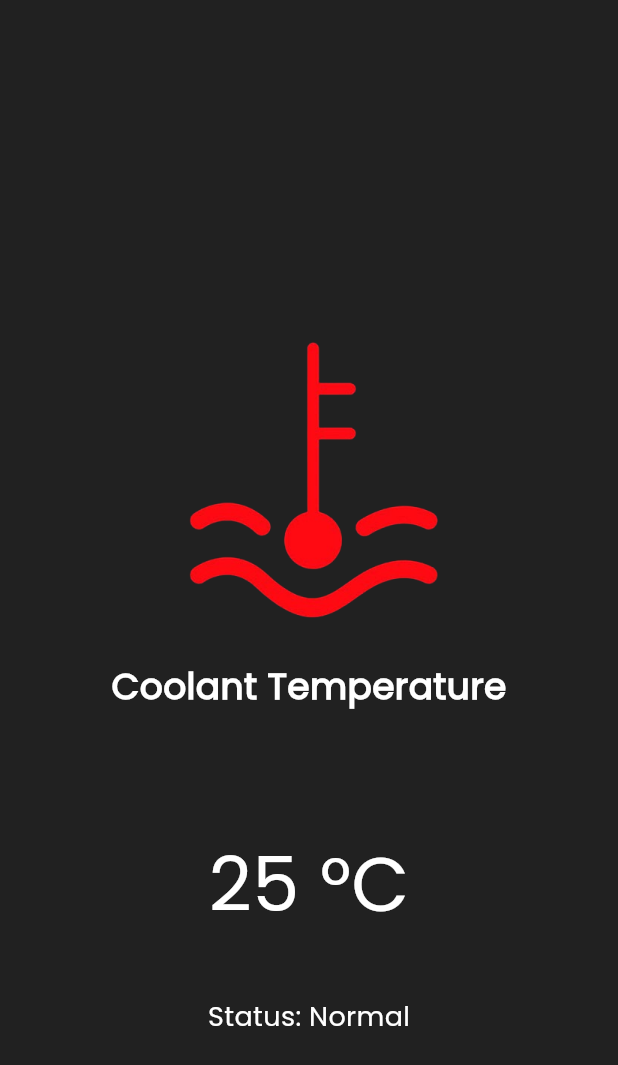
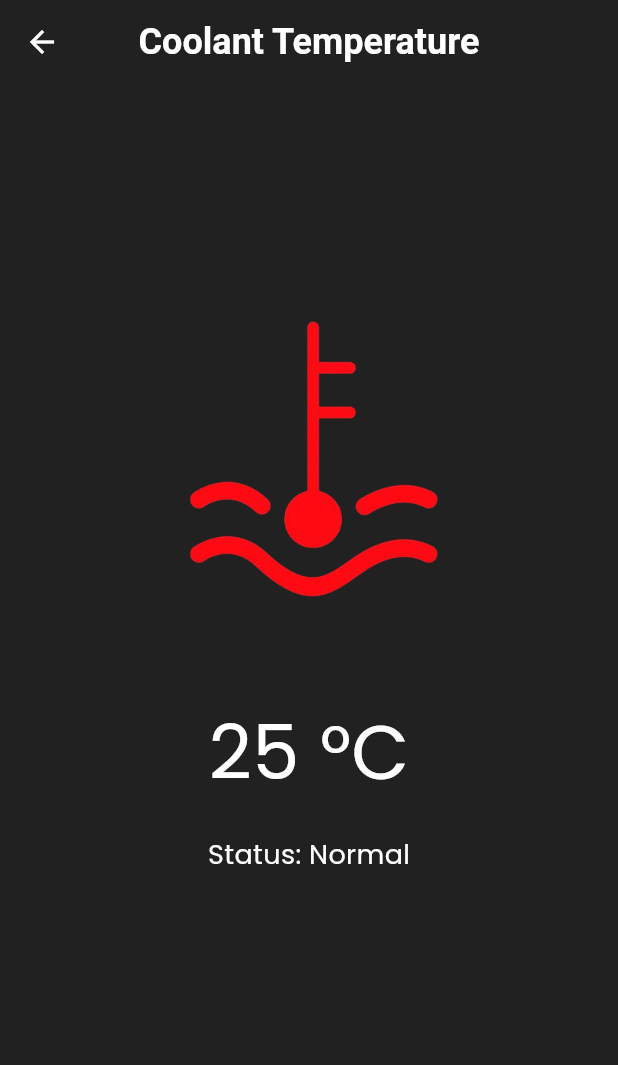
Before and after one commit to AshenDulsanka/IoT-PMS, a Flutter app: the Temp screen opened directly, on a phone screen of 412 x 824 dp. Shown: the top 1065 px of the screen. Run offline on Flutter 3.47's test engine with Material 3 defaults, Android fonts, the phone set to English and light mode, and no system bars.

Commit message:
modified temp page with appbar

```diff
--- a/mobileapp/lib/pages/current.dart
+++ b/mobileapp/lib/pages/current.dart
@@ -52,7 +52,7 @@ class Current extends StatelessWidget {
                     fontFamily: "Poppins",
                   ),
                 ),
-                SizedBox(height: 40),
+                SizedBox(height: 20),
                 Text(
                   "Status: Normal",
                   style: TextStyle(
--- a/mobileapp/lib/pages/fuel.dart
+++ b/mobileapp/lib/pages/fuel.dart
@@ -32,7 +32,7 @@ class Fuel extends StatelessWidget {
       body: SafeArea(
         child: Center(
           child: Container(
-            padding: EdgeInsets.fromLTRB(20.0, 100.0, 20.0, 0.0),
+            padding: EdgeInsets.fromLTRB(20.0, 150.0, 20.0, 0.0),
             child: Column(
               mainAxisAlignment: MainAxisAlignment.start,
               children: [
@@ -52,7 +52,7 @@ class Fuel extends StatelessWidget {
                     fontFamily: "Poppins",
                   ),
                 ),
-                SizedBox(height: 40),
+                SizedBox(height: 20),
                 Text(
                   "Status: Normal",
                   style: TextStyle(
--- a/mobileapp/lib/pages/oilpressure.dart
+++ b/mobileapp/lib/pages/oilpressure.dart
@@ -32,7 +32,7 @@ class OilPressure extends StatelessWidget {
       body: SafeArea(
         child: Center(
           child: Container(
-            padding: EdgeInsets.fromLTRB(20.0, 120.0, 20.0, 0.0),
+            padding: EdgeInsets.fromLTRB(20.0, 150.0, 20.0, 0.0),
             child: Column(
               mainAxisAlignment: MainAxisAlignment.start,
               children: [
@@ -52,7 +52,7 @@ class OilPressure extends StatelessWidget {
                     fontFamily: "Poppins",
                   ),
                 ),
-                SizedBox(height: 40),
+                SizedBox(height: 20),
                 Text(
                   "Status: Normal",
                   style: TextStyle(
--- a/mobileapp/lib/pages/sound.dart
+++ b/mobileapp/lib/pages/sound.dart
@@ -52,7 +52,7 @@ class Sound extends StatelessWidget {
                     fontFamily: "Poppins",
                   ),
                 ),
-                SizedBox(height: 40),
+                SizedBox(height: 20),
                 Text(
                   "Status: Normal",
                   style: TextStyle(
--- a/mobileapp/lib/pages/temp.dart
+++ b/mobileapp/lib/pages/temp.dart
@@ -8,9 +8,31 @@ class Temp extends StatelessWidget {
   Widget build(BuildContext context) {
     return Scaffold(
       backgroundColor: Colors.grey[900],
-      body: Center(
+      appBar: AppBar(
+        title: Text(
+          "Coolant Temperature",
+          textAlign: TextAlign.center,
+          style: TextStyle(
+            color: Colors.white,
+            fontSize: 24,
+            fontWeight: FontWeight.bold,
+          ),
+        ),
+        centerTitle: true,
+        backgroundColor: Colors.grey[900], // Set app bar color to match background
+        elevation: 0,
+        leading: IconButton(
+          icon: Icon(Icons.arrow_back),
+          color: Colors.white,
+          onPressed: () {
+            Navigator.pop(context);
+          },
+        ),// Remove elevation
+      ),
+      body: SafeArea(
+        child: Center(
           child: Container(
-          padding: EdgeInsets.fromLTRB(20.0, 220.0, 20.0, 0.0),
+            padding: EdgeInsets.fromLTRB(20.0, 150.0, 20.0, 0.0),
             child: Column(
               mainAxisAlignment: MainAxisAlignment.start,
               children: [
@@ -20,17 +42,7 @@ class Temp extends StatelessWidget {
                   height: 200,
                   alignment: Alignment.topCenter,
                 ),
-              SizedBox(height: 20),
-              Text(
-                "Coolant Temperature",
-                style: TextStyle(
-                  fontSize: 24,
-                  fontWeight: FontWeight.bold,
-                  color: Colors.white,
-                  fontFamily: "Poppins",
-                ),
-              ),
-              SizedBox(height: 80),
+                SizedBox(height: 60),
                 Text(
                   "25 °C",
                   style: TextStyle(
@@ -40,7 +52,7 @@ class Temp extends StatelessWidget {
                     fontFamily: "Poppins",
                   ),
                 ),
-              SizedBox(height: 40),
+                SizedBox(height: 20),
                 Text(
                   "Status: Normal",
                   style: TextStyle(
@@ -54,6 +66,7 @@ class Temp extends StatelessWidget {
             ),
           ),
         ),
+      ),
     );
   }
 }
```
Lines whose indentation alone changed are shown as unchanged.
